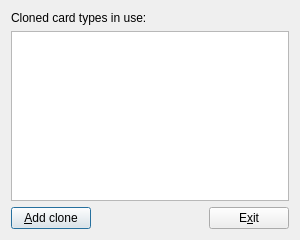
This is mnemosyne/mnemosyne/pyqt_ui/cloned_card_types_list_dlg.ui in mnemosyne-proj/mnemosyne as Qt 5 draws it before an edit. The edited form follows.
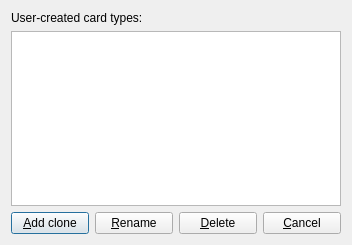
This is the edited form.

Commit message: Finalise card type editing from card browser.

```diff
--- a/mnemosyne/mnemosyne/pyqt_ui/cloned_card_types_list_dlg.ui
+++ b/mnemosyne/mnemosyne/pyqt_ui/cloned_card_types_list_dlg.ui
@@ -6,8 +6,8 @@
    <rect>
     <x>0</x>
     <y>0</y>
-    <width>300</width>
-    <height>240</height>
+    <width>352</width>
+    <height>245</height>
    </rect>
   </property>
   <property name="minimumSize">
@@ -25,7 +25,7 @@
      <item>
       <widget class="QLabel" name="label_2">
        <property name="text">
-        <string>Cloned card types in use:</string>
+        <string>User-created card types:</string>
        </property>
       </widget>
      </item>
@@ -42,22 +42,23 @@
         </widget>
        </item>
        <item>
-        <spacer name="horizontalSpacer">
-         <property name="orientation">
-          <enum>Qt::Horizontal</enum>
+        <widget class="QPushButton" name="rename_button">
+         <property name="text">
+          <string>&amp;Rename</string>
          </property>
-         <property name="sizeHint" stdset="0">
-          <size>
-           <width>40</width>
-           <height>20</height>
-          </size>
+        </widget>
+       </item>
+       <item>
+        <widget class="QPushButton" name="pushButton_2">
+         <property name="text">
+          <string>&amp;Delete</string>
          </property>
-        </spacer>
+        </widget>
        </item>
        <item>
         <widget class="QPushButton" name="exit_button">
          <property name="text">
-          <string>E&amp;xit</string>
+          <string>&amp;Cancel</string>
          </property>
         </widget>
        </item>
```
Left out of the diff: 8 changed lines with no effect on the pictures. The commit also changes 14 other files.
